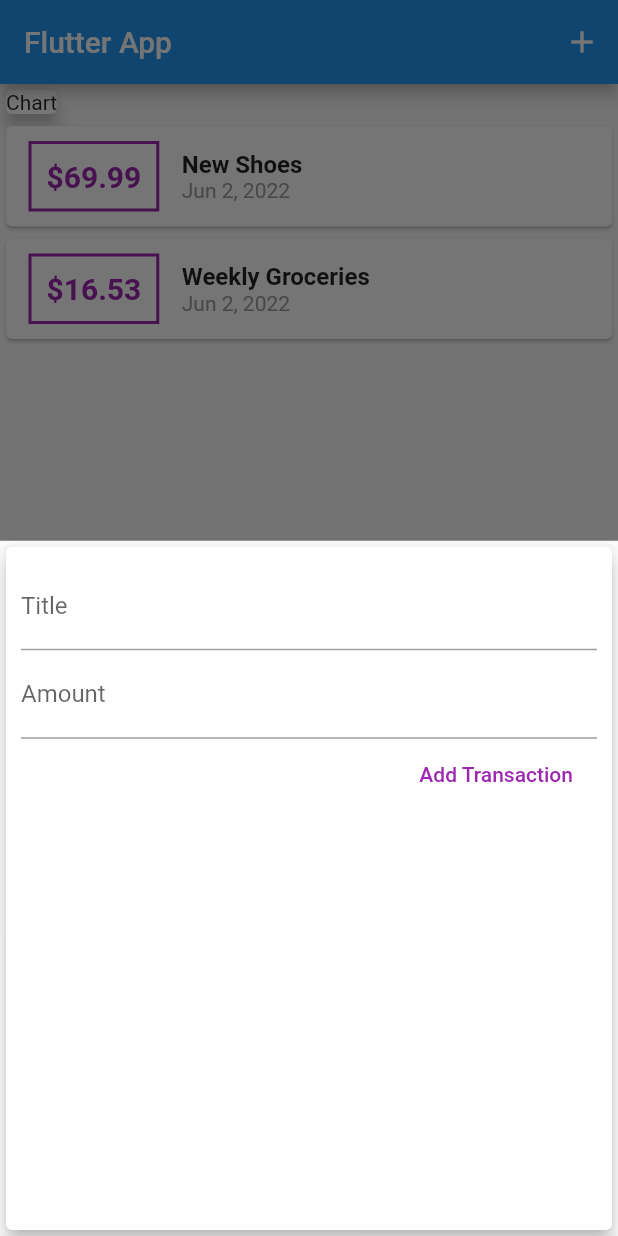
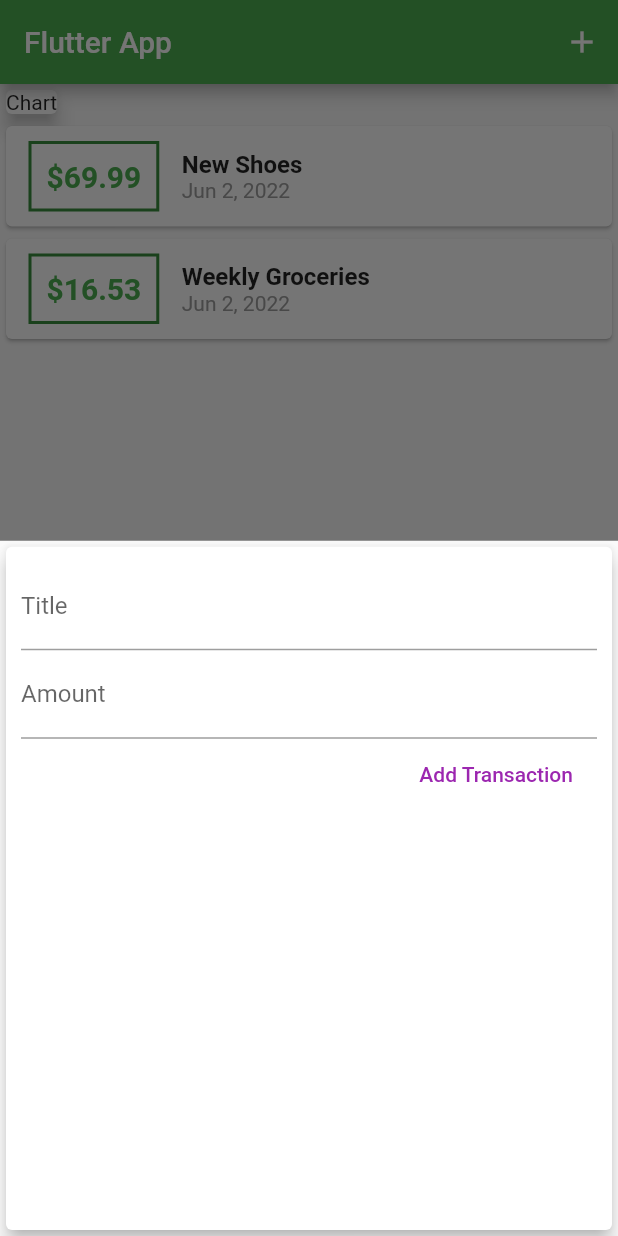
Before and after one commit to SamsonMokaya/Personal-Expense-Tracker, a Flutter app: the screen it shows after launch, after a tap on the "add" icon, on a phone screen of 412 x 824 dp. Run offline on Flutter 3.47's test engine with Material 2 defaults, Android fonts, the phone set to English and light mode, and no system bars.

Commit message:
Eigth Commit

```diff
--- a/lib/main.dart
+++ b/lib/main.dart
@@ -14,6 +14,10 @@ class MyApp extends StatelessWidget {
   @override
   Widget build(BuildContext context) {
     return MaterialApp(
+      theme: ThemeData(
+        primarySwatch: Colors.green,
+        accentColor: Color.fromARGB(255, 7, 100, 10),
+      ),
       debugShowCheckedModeBanner: false,
       title: "Expense Tracker",
       home: MyHomePage(),
--- a/lib/widgets/new_transaction.dart
+++ b/lib/widgets/new_transaction.dart
@@ -1,11 +1,18 @@
 import 'package:flutter/material.dart';
 
-class NewTransaction extends StatelessWidget {
+class NewTransaction extends StatefulWidget {
   final Function addTx;
-  final titleController = TextEditingController();
-  final amountController = TextEditingController();
 
   NewTransaction(this.addTx);
+
+  @override
+  State<NewTransaction> createState() => _NewTransactionState();
+}
+
+class _NewTransactionState extends State<NewTransaction> {
+  final titleController = TextEditingController();
+
+  final amountController = TextEditingController();
 
   void submitData() {
     final enteredTitle = titleController.text;
@@ -15,10 +22,11 @@ class NewTransaction extends StatelessWidget {
       return;
     }
 
-    addTx(
+    widget.addTx(
       enteredTitle,
       enteredAmount,
     );
+    Navigator.of(context).pop();
   }
 
   @override
--- a/lib/widgets/transaction_list.dart
+++ b/lib/widgets/transaction_list.dart
@@ -24,7 +24,7 @@ class TransactionList extends StatelessWidget {
                   ),
                   decoration: BoxDecoration(
                     border: Border.all(
-                      color: Colors.purple,
+                      color: Theme.of(context).primaryColorDark,
                       width: 2,
                     ),
                   ),
@@ -34,12 +34,16 @@ class TransactionList extends StatelessWidget {
                     style: TextStyle(
                       fontWeight: FontWeight.bold,
                       fontSize: 20,
-                      color: Colors.purple,
+                      color: Theme.of(context).primaryColor,
                     ),
                   ),
                 ),
                 Column(
                   crossAxisAlignment: CrossAxisAlignment.start,
+
+
+
+
                   children: <Widget>[
                     Text(
                       transactions[index].title,
```
